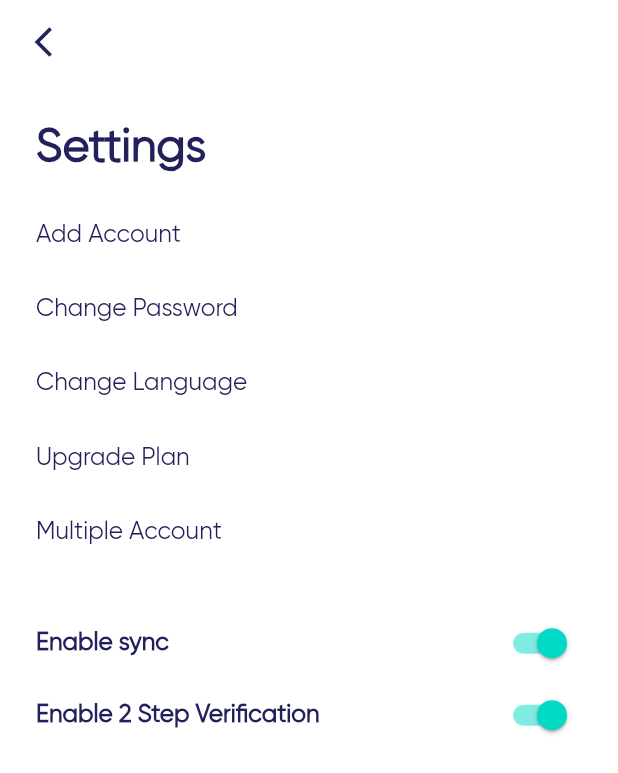
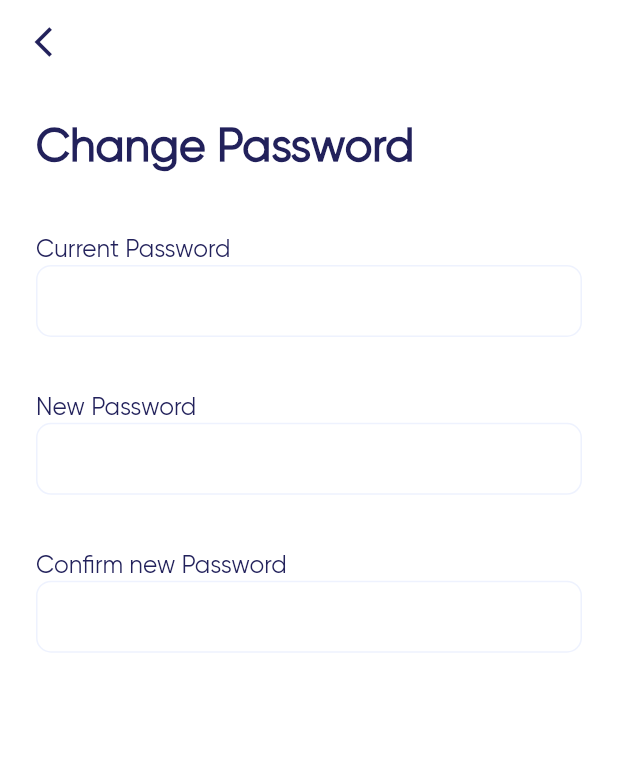
Before and after one commit to logicberry/file-storage-app, a Flutter app: the screen it shows after launch, on a phone screen of 412 x 824 dp. Shown: the top 773 px of the screen. Run offline on Flutter 3.47's test engine with Material 2 defaults, Android fonts, the phone set to English and light mode, and no system bars; our stand-ins replace device_preview, flutter_screenutil, flutter_svg.

Commit message:
feat: Complete Changepasword screen

```diff
--- a/lib/main.dart
+++ b/lib/main.dart
@@ -1,6 +1,6 @@
 import 'package:device_preview/device_preview.dart';
 import 'package:dribbox/src/core/app_theme.dart';
-import 'package:dribbox/src/screens/settings_screen.dart';
+import 'package:dribbox/src/screens/change_password_screen.dart';
 import 'package:flutter/foundation.dart';
 import 'package:flutter/material.dart';
 import 'package:flutter/services.dart';
@@ -30,7 +30,7 @@ class MyApp extends StatelessWidget {
         title: 'Dribbox',
         debugShowCheckedModeBanner: false,
         theme: AppTheme.theme,
-        home: const SettingsScreen(),
+        home: const ChangePasswordScreen(),
       ),
     );
   }
--- a/lib/src/components/textfield.dart
+++ b/lib/src/components/textfield.dart
@@ -3,13 +3,13 @@ import 'package:flutter/material.dart';
 import '../core/core.dart';
 
 class DBTextField extends StatelessWidget {
-  final String hintText, labeltext;
+  final String? hintText, labeltext;
   final TextEditingController? controller;
   final Widget? icon, prefix;
   final TextInputType? inputType;
   const DBTextField(
       {super.key,
-      required this.hintText,
+      this.hintText,
       this.controller,
       this.inputType,
       required this.labeltext,
@@ -34,17 +34,14 @@ class DBTextField extends StatelessWidget {
         keyboardType: inputType ?? TextInputType.text,
         textInputAction: TextInputAction.next,
         decoration: InputDecoration(
-            hintText: 'Search Folder',
+            hintText: hintText ?? 'Search Folder',
             contentPadding: const EdgeInsets.all(5),
             hintStyle: const TextStyle(
                 fontFamily: 'Gilroy',
                 fontSize: 15,
                 fontWeight: FontWeight.w600,
                 color: AppColors.primaryColor),
-            prefixIcon: const Icon(
-              Icons.search,
-              color: AppColors.primaryColor,
-            ),
+            prefixIcon: prefix,
             border: customOutlineInputBorder,
             enabledBorder: customOutlineInputBorder,
             focusedBorder: customOutlineInputBorder),
--- /dev/null
+++ b/lib/src/screens/change_password_screen.dart
@@ -0,0 +1,57 @@
+import 'package:dribbox/src/components/textfield.dart';
+import 'package:flutter/material.dart';
+
+import '../components/custom_appbar.dart';
+import '../core/app_theme.dart';
+import '../core/core.dart';
+import '../core/dimension.dart';
+
+class ChangePasswordScreen extends StatelessWidget {
+  const ChangePasswordScreen({super.key});
+
+  @override
+  Widget build(BuildContext context) {
+    SizeConfig.init(context);
+    return Scaffold(
+      resizeToAvoidBottomInset: false,
+      appBar: const DbAppBar(
+        implyLeading: true,
+        title: '',
+      ),
+      body: SafeArea(
+          child: Padding(
+        padding: const EdgeInsets.all(24.0),
+        child: Column(
+          crossAxisAlignment: CrossAxisAlignment.start,
+          children: [
+            AppTheme.gilroyText('Change Password', context,
+                size: 30,
+                fontWeight: FontWeight.w700,
+                textColor: AppColors.primaryColor),
+            Space.height(context, 40),
+            AppTheme.gilroyText('Current Password', context,
+                size: 16,
+                fontWeight: FontWeight.w500,
+                textColor: AppColors.primaryColor),
+            const DBTextField(
+              hintText: '',
+              labeltext: 'Old Password',
+            ),
+            Space.height(context, 30),
+            AppTheme.gilroyText('New Password', context,
+                size: 16,
+                fontWeight: FontWeight.w500,
+                textColor: AppColors.primaryColor),
+            const DBTextField(hintText: '', labeltext: 'Old Password'),
+            Space.height(context, 30),
+            AppTheme.gilroyText('Confirm new Password', context,
+                size: 16,
+                fontWeight: FontWeight.w500,
+                textColor: AppColors.primaryColor),
+            const DBTextField(hintText: '', labeltext: 'Old Password'),
+          ],
+        ),
+      )),
+    );
+  }
+}
--- a/lib/src/screens/home.dart
+++ b/lib/src/screens/home.dart
@@ -31,7 +31,14 @@ class HomeScreen extends StatelessWidget {
                   ],
                 ),
                 Space.height(context, 30),
-                const DBTextField(hintText: 'Search', labeltext: ''),
+                const DBTextField(
+                  hintText: 'Search',
+                  labeltext: '',
+                  prefix: Icon(
+                    Icons.search,
+                    color: AppColors.primaryColor,
+                  ),
+                ),
                 Space.height(context, 25),
                 Row(
                   children: [
```
